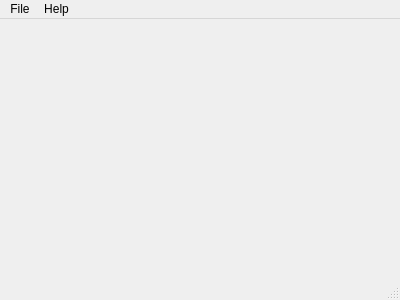
Qt form SuperCop/mainwindow.ui (slstein14/SuperCop) before a commit.
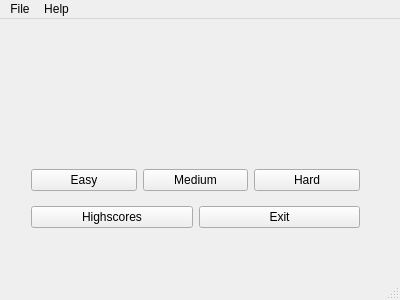
The same form after that commit.

```diff
--- a/SuperCop/mainwindow.ui
+++ b/SuperCop/mainwindow.ui
@@ -25,7 +25,63 @@
   <property name="windowTitle">
    <string>SuperCop</string>
   </property>
-  <widget class="QWidget" name="centralWidget"/>
+  <widget class="QWidget" name="centralWidget">
+   <widget class="QWidget" name="verticalLayoutWidget">
+    <property name="geometry">
+     <rect>
+      <x>20</x>
+      <y>130</y>
+      <width>351</width>
+      <height>101</height>
+     </rect>
+    </property>
+    <layout class="QVBoxLayout" name="verticalLayout">
+     <item>
+      <layout class="QHBoxLayout" name="horizontalLayout">
+       <item>
+        <widget class="QPushButton" name="easy">
+         <property name="text">
+          <string>Easy</string>
+         </property>
+        </widget>
+       </item>
+       <item>
+        <widget class="QPushButton" name="medium">
+         <property name="text">
+          <string>Medium</string>
+         </property>
+        </widget>
+       </item>
+       <item>
+        <widget class="QPushButton" name="hard">
+         <property name="text">
+          <string>Hard</string>
+         </property>
+        </widget>
+       </item>
+      </layout>
+     </item>
+     <item>
+      <layout class="QHBoxLayout" name="horizontalLayout_2">
+       <item>
+        <widget class="QPushButton" name="highscores">
+         <property name="text">
+          <string>Highscores</string>
+         </property>
+        </widget>
+       </item>
+       <item>
+        <widget class="QPushButton" name="exit">
+         <property name="text">
+          <string>Exit</string>
+         </property>
+        </widget>
+       </item>
+      </layout>
+     </item>
+    </layout>
+   </widget>
+  </widget>
   <widget class="QMenuBar" name="menuBar">
    <property name="geometry">
     <rect>
```
